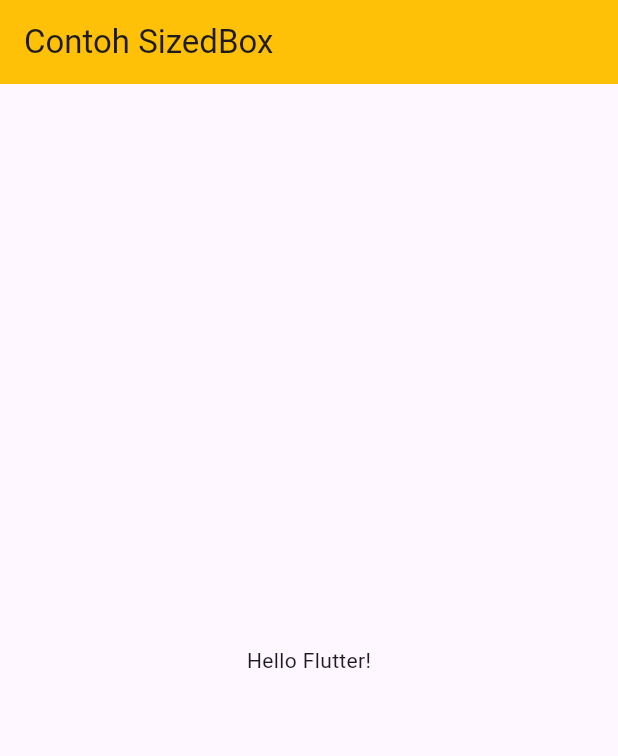
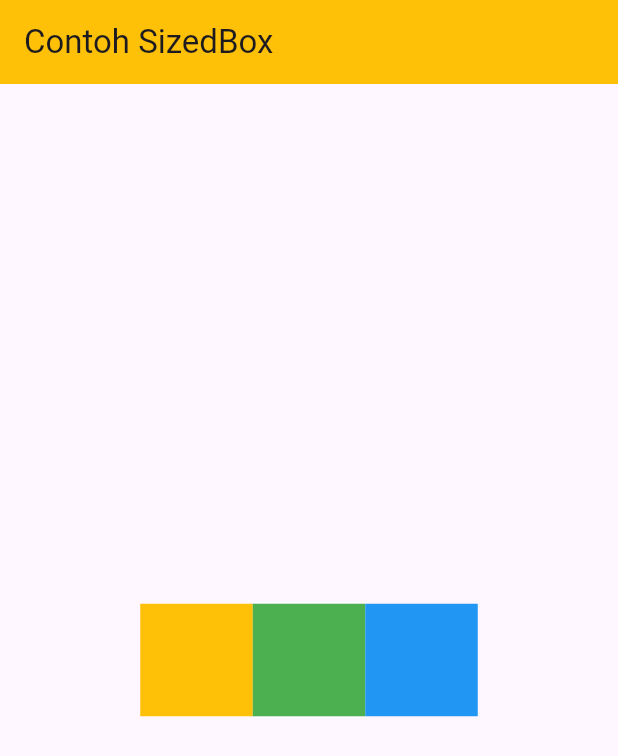
Before and after one commit to contrapoetra/mobile-programming-4, a Flutter app: the screen it shows after launch, on a phone screen of 412 x 824 dp. Shown: the top 756 px of the screen. Run offline on Flutter 3.47's test engine with Material 3 defaults, Android fonts, the light colour scheme and no system bars.

Commit message:
Update main.dart

```diff
--- a/lib/main.dart
+++ b/lib/main.dart
@@ -16,10 +16,26 @@ class MyApp extends StatelessWidget {
           backgroundColor: Colors.amber,
           title: const Text('Contoh SizedBox'),
         ),
-        body: const Center(
-          child: Text("Hello Flutter!"),
+        body: Center(
+          child: Row(
+            mainAxisAlignment: MainAxisAlignment.center,
+            crossAxisAlignment: CrossAxisAlignment.center,
+            children: [
+              kotakUji(Colors.amber),
+              kotakUji(Colors.green),
+              kotakUji(Colors.blue),
+            ],
+          ),
         ),
       ),
     );
   }
+
+  Container kotakUji(Color warna) {
+    return Container(
+      height: 75,
+      width: 75,
+      color: warna,
+    );
+  }
 }
```
